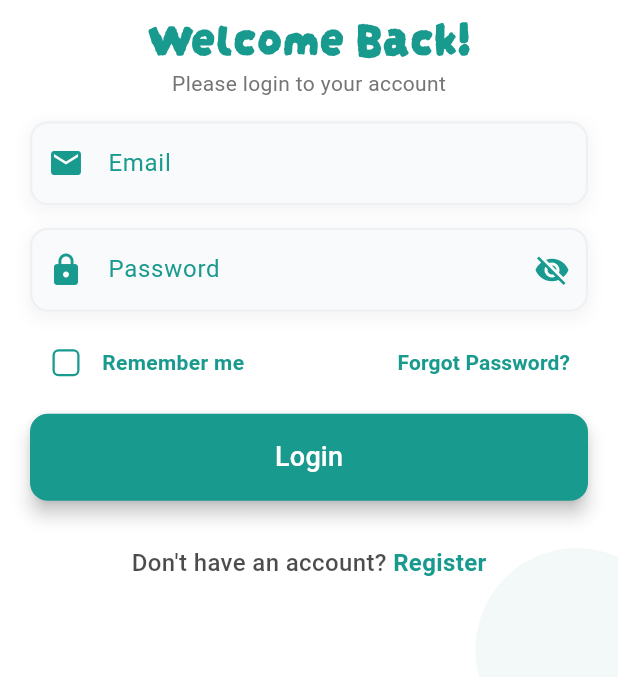
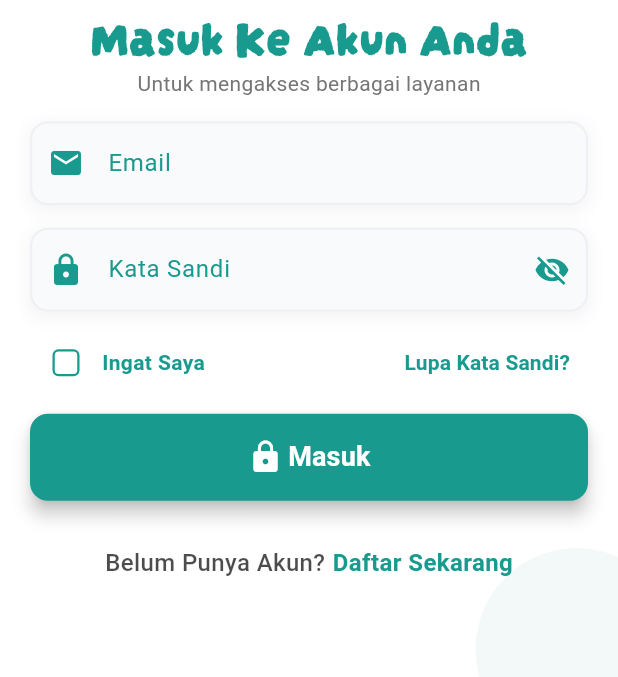
Before and after one commit to ardhikaxx/mobile-glucowise, a Flutter app: the screen it shows after launch, on a phone screen of 412 x 824 dp, the part 463-1140 px from its top. Run offline on Flutter 3.47's test engine with Material 3 defaults, Android fonts, the phone set to English and light mode, and no system bars; our stand-ins replace audioplayers, cached_network_image, flutter_local_notifications, font_awesome_flutter, get, iconsax and 10 more; missing offline and left inert: floating_navbar, photo_manager, webview_flutter_android; accounts and stored records are empty.

Commit message:
fix(auth) perbaikan pada halaman auth

```diff
--- a/lib/auth/change_password.dart
+++ b/lib/auth/change_password.dart
@@ -16,7 +16,8 @@ class _ChangePasswordPageState extends State<ChangePasswordPage> {
   bool _showRepeatPassword = false;
 
   final TextEditingController newPasswordController = TextEditingController();
-  final TextEditingController repeatPasswordController = TextEditingController();
+  final TextEditingController repeatPasswordController =
+      TextEditingController();
 
   @override
   Widget build(BuildContext context) {
@@ -25,7 +26,7 @@ class _ChangePasswordPageState extends State<ChangePasswordPage> {
       appBar: AppBar(
         automaticallyImplyLeading: false,
         title: const Text(
-          'Ubah Password',
+          'Ubah Kata Sandi',
           style: TextStyle(
             fontFamily: 'DarumadropOne',
             color: Color(0xFF199A8E),
@@ -74,7 +75,7 @@ class _ChangePasswordPageState extends State<ChangePasswordPage> {
                       _buildImageWithBackground(),
                       const SizedBox(height: 20),
                       const Text(
-                        "Ubah Password Anda",
+                        "Ubah Kata Sandi Anda",
                         style: TextStyle(
                           fontSize: 24,
                           fontWeight: FontWeight.bold,
@@ -85,7 +86,7 @@ class _ChangePasswordPageState extends State<ChangePasswordPage> {
                       const Padding(
                         padding: EdgeInsets.symmetric(horizontal: 20),
                         child: Text(
-                          "Masukkan password baru Anda di bawah.",
+                          "Masukkan kata sandi baru anda dibawah.",
                           textAlign: TextAlign.center,
                           style: TextStyle(
                             fontSize: 16,
@@ -96,13 +97,15 @@ class _ChangePasswordPageState extends State<ChangePasswordPage> {
                       const SizedBox(height: 20),
                       _buildInputField(
                         controller: newPasswordController,
-                        labelText: "Password Baru",
+                        labelText: "Kata Sandi Baru",
                         prefixIcon: Icons.lock,
                         obscureText: !_showNewPassword,
                         suffixIcon: IconButton(
                           icon: Icon(
                             color: const Color(0xFF199A8E),
-                            _showNewPassword ? Icons.visibility : Icons.visibility_off,
+                            _showNewPassword
+                                ? Icons.visibility
+                                : Icons.visibility_off,
                           ),
                           onPressed: () {
                             setState(() {
@@ -114,13 +117,15 @@ class _ChangePasswordPageState extends State<ChangePasswordPage> {
                       const SizedBox(height: 20),
                       _buildInputField(
                         controller: repeatPasswordController,
-                        labelText: "Ulangi Password Baru",
+                        labelText: "Ulangi Kata Sandi Baru",
                         prefixIcon: Icons.lock,
                         obscureText: !_showRepeatPassword,
                         suffixIcon: IconButton(
                           icon: Icon(
                             color: const Color(0xFF199A8E),
-                            _showRepeatPassword ? Icons.visibility : Icons.visibility_off,
+                            _showRepeatPassword
+                                ? Icons.visibility
+                                : Icons.visibility_off,
                           ),
                           onPressed: () {
                             setState(() {
@@ -187,7 +192,8 @@ class _ChangePasswordPageState extends State<ChangePasswordPage> {
         decoration: InputDecoration(
           filled: true,
           fillColor: const Color(0xFFF9FAFB),
-          contentPadding: const EdgeInsets.symmetric(vertical: 16, horizontal: 20),
+          contentPadding:
+              const EdgeInsets.symmetric(vertical: 16, horizontal: 20),
           labelText: labelText,
           labelStyle: const TextStyle(color: Color(0xFF199A8E)),
           prefixIcon: Icon(prefixIcon, color: const Color(0xFF199A8E)),
@@ -223,10 +229,11 @@ class _ChangePasswordPageState extends State<ChangePasswordPage> {
           if (newPassword.isEmpty || confirmPassword.isEmpty) {
             _showCustomAlert(context, "Harap isi semua field!", "error");
           } else if (newPassword != confirmPassword) {
-            _showCustomAlert(context, "Konfirmasi password tidak sesuai!", "error");
+            _showCustomAlert(
+                context, "Konfirmasi password tidak sesuai!", "error");
           } else {
             AuthServices.updatePassword(
-              context, widget.nik, newPassword, confirmPassword);
+                context, widget.nik, newPassword, confirmPassword);
           }
         },
         style: ElevatedButton.styleFrom(
@@ -237,9 +244,20 @@ class _ChangePasswordPageState extends State<ChangePasswordPage> {
           ),
           elevation: 5,
         ),
-        child: const Text(
-          "Ubah",
-          style: TextStyle(fontSize: 18, color: Colors.white),
+        child: Row(
+          mainAxisAlignment: MainAxisAlignment.center,
+          crossAxisAlignment: CrossAxisAlignment.center,
+          children: [
+            Icon(Icons.lock_reset, size: 26, color: Colors.white),
+            SizedBox(width: 3),
+            Text(
+              "Ubah Kata Sandi",
+              style: TextStyle(
+                  fontSize: 18,
+                  color: Colors.white,
+                  fontWeight: FontWeight.bold),
+            ),
+          ],
         ),
       ),
     );
@@ -315,7 +333,8 @@ class _ChangePasswordPageState extends State<ChangePasswordPage> {
                   onPressed: () => Navigator.of(context).pop(),
                   style: ElevatedButton.styleFrom(
                     backgroundColor: const Color(0xFF199A8E),
-                    padding: const EdgeInsets.symmetric(horizontal: 30, vertical: 12),
+                    padding: const EdgeInsets.symmetric(
+                        horizontal: 30, vertical: 12),
                     shape: RoundedRectangleBorder(
                       borderRadius: BorderRadius.circular(10.0),
                     ),
--- a/lib/auth/login.dart
+++ b/lib/auth/login.dart
@@ -12,8 +12,8 @@ class LoginScreen extends StatefulWidget {
 }
 
 class _LoginScreenState extends State<LoginScreen> {
-  bool _showPassword = false;
-  bool _rememberMe = false;
+  bool _tampilkanPassword = false;
+  bool _ingatSaya = false;
   late SharedPreferences _preferences;
 
   final TextEditingController _emailController = TextEditingController();
@@ -22,22 +22,22 @@ class _LoginScreenState extends State<LoginScreen> {
   @override
   void initState() {
     super.initState();
-    _loadPreferences();
+    _muatPreferensi();
   }
 
-  Future<void> _loadPreferences() async {
+  Future<void> _muatPreferensi() async {
     _preferences = await SharedPreferences.getInstance();
     setState(() {
-      _rememberMe = _preferences.getBool('rememberMe') ?? false;
-      if (_rememberMe) {
+      _ingatSaya = _preferences.getBool('ingatSaya') ?? false;
+      if (_ingatSaya) {
         _emailController.text = _preferences.getString('email') ?? '';
       }
     });
   }
 
-  Future<void> _savePreferences() async {
-    await _preferences.setBool('rememberMe', _rememberMe);
-    if (_rememberMe) {
+  Future<void> _simpanPreferensi() async {
+    await _preferences.setBool('ingatSaya', _ingatSaya);
+    if (_ingatSaya) {
       await _preferences.setString('email', _emailController.text);
     } else {
       await _preferences.remove('email');
@@ -53,12 +53,12 @@ class _LoginScreenState extends State<LoginScreen> {
           Positioned(
             top: -50,
             left: -50,
-            child: _buildCircle(200, const Color(0xFFE8F3F1).withOpacity(0.8)),
+            child: _buildLingkaran(200, const Color(0xFFE8F3F1).withOpacity(0.8)),
           ),
           Positioned(
             bottom: 15,
             right: -40,
-            child: _buildCircle(135, const Color(0xFFE8F3F1).withOpacity(0.5)),
+            child: _buildLingkaran(135, const Color(0xFFE8F3F1).withOpacity(0.5)),
           ),
           Center(
             child: SingleChildScrollView(
@@ -69,7 +69,7 @@ class _LoginScreenState extends State<LoginScreen> {
                   children: [
                     Image.asset("assets/logo.png", width: 180, height: 180),
                     const Text(
-                      "Welcome Back!",
+                      "Masuk Ke Akun Anda",
                       style: TextStyle(
                           fontSize: 32,
                           fontFamily: 'DarumadropOne',
@@ -77,51 +77,52 @@ class _LoginScreenState extends State<LoginScreen> {
                           color: Color(0xFF199A8E)),
                     ),
                     Text(
-                      "Please login to your account",
+                      "Untuk mengakses berbagai layanan",
                       style: TextStyle(fontSize: 14, color: Colors.grey[600]),
                     ),
                     const SizedBox(height: 15),
-                    _buildInputField(
+                    _buildFieldInput(
                       controller: _emailController,
                       labelText: "Email",
                       prefixIcon: Icons.email,
                       keyboardType: TextInputType.emailAddress,
                     ),
                     const SizedBox(height: 15),
-                    _buildInputField(
+                    _buildFieldInput(
                       controller: _passwordController,
-                      labelText: "Password",
+                      labelText: "Kata Sandi",
                       prefixIcon: Icons.lock,
-                      obscureText: !_showPassword,
+                      obscureText: !_tampilkanPassword,
                       suffixIcon: IconButton(
                         icon: Icon(
                           color: const Color(0xFF199A8E),
-                          _showPassword
+                          _tampilkanPassword
                               ? Icons.visibility
                               : Icons.visibility_off,
                         ),
                         onPressed: () {
                           setState(() {
-                            _showPassword = !_showPassword;
+                            _tampilkanPassword = !_tampilkanPassword;
                           });
                         },
                       ),
                     ),
                     const SizedBox(height: 10),
-                    _buildRememberMeRow(),
+                    _buildBarisIngatSaya(),
                     const SizedBox(height: 10),
-                    _buildLoginButton(),
+                    _buildTombolMasuk(),
                     const SizedBox(height: 30),
                     Row(
                       mainAxisAlignment: MainAxisAlignment.center,
                       children: [
                         Text(
-                          "Don't have an account? ",
+                          "Belum Punya Akun?",
                           style: TextStyle(
                               color: Colors.black.withOpacity(0.7),
                               fontSize: 16,
                               fontWeight: FontWeight.w500),
                         ),
+                        const SizedBox(width: 5),
                         GestureDetector(
                           onTap: () {
                             Navigator.push(
@@ -130,7 +131,7 @@ class _LoginScreenState extends State<LoginScreen> {
                                     builder: (context) =>
                                         const RegisterScreen()));
                           },
-                          child: const Text("Register",
+                          child: const Text("Daftar Sekarang",
                               style: TextStyle(
                                   color: Color(0xFF199A8E),
                                   fontSize: 16,
@@ -148,7 +149,7 @@ class _LoginScreenState extends State<LoginScreen> {
     );
   }
 
-  Widget _buildCircle(double size, Color color) {
+  Widget _buildLingkaran(double size, Color color) {
     return Container(
       width: size,
       height: size,
@@ -159,7 +160,7 @@ class _LoginScreenState extends State<LoginScreen> {
     );
   }
 
-  Widget _buildInputField({
+  Widget _buildFieldInput({
     required TextEditingController controller,
     required String labelText,
     required IconData prefixIcon,
@@ -211,7 +212,7 @@ class _LoginScreenState extends State<LoginScreen> {
     );
   }
 
-  Widget _buildRememberMeRow() {
+  Widget _buildBarisIngatSaya() {
     return Container(
       margin: const EdgeInsets.symmetric(horizontal: 20),
       child: Row(
@@ -224,18 +225,18 @@ class _LoginScreenState extends State<LoginScreen> {
                 side: const BorderSide(color: Color(0xFF199A8E), width: 1.5),
                 shape: RoundedRectangleBorder(
                     borderRadius: BorderRadius.circular(4.0)),
-                value: _rememberMe,
+                value: _ingatSaya,
                 onChanged: (value) {
                   setState(() {
-                    _rememberMe = value!;
-                    _savePreferences();
+                    _ingatSaya = value!;
+                    _simpanPreferensi();
                   });
                 },
                 activeColor: const Color(0xFF199A8E),
                 checkColor: Colors.white,
               ),
               const Text(
-                "Remember me",
+                "Ingat Saya",
                 style: TextStyle(
                   color: Color(0xFF199A8E),
                   fontWeight: FontWeight.w600,
@@ -253,7 +254,7 @@ class _LoginScreenState extends State<LoginScreen> {
               );
             },
             child: const Text(
-              "Forgot Password?",
+              "Lupa Kata Sandi?",
               style: TextStyle(
                 color: Color(0xFF199A8E),
                 fontWeight: FontWeight.w600,
@@ -265,7 +266,7 @@ class _LoginScreenState extends State<LoginScreen> {
     );
   }
 
-  Widget _buildLoginButton() {
+  Widget _buildTombolMasuk() {
     return Container(
       margin: const EdgeInsets.symmetric(horizontal: 20),
       child: SizedBox(
@@ -276,13 +277,13 @@ class _LoginScreenState extends State<LoginScreen> {
             String password = _passwordController.text;
 
             if (email.isEmpty && password.isEmpty) {
-              _showLoginAlert(context, "Peringatan", "Email dan password tidak boleh kosong", false);
+              _tampilkanPeringatanLogin(context, "Peringatan", "Email dan kata sandi tidak boleh kosong", false);
               return;
             } else if (email.isEmpty) {
-              _showLoginAlert(context, "Peringatan", "Email tidak boleh kosong", false);
+              _tampilkanPeringatanLogin(context, "Peringatan", "Email tidak boleh kosong", false);
               return;
             } else if (password.isEmpty) {
-              _showLoginAlert(context, "Peringatan", "Password tidak boleh kosong", false);
+              _tampilkanPeringatanLogin(context, "Peringatan", "Kata sandi tidak boleh kosong", false);
               return;
             }
 
@@ -295,14 +296,21 @@ class _LoginScreenState extends State<LoginScreen> {
                 RoundedRectangleBorder(borderRadius: BorderRadius.circular(12)),
             elevation: 5,
           ),
-          child: const Text("Login",
-              style: TextStyle(fontSize: 18, color: Colors.white)),
+          child: Row(
+            mainAxisAlignment: MainAxisAlignment.center,
+            crossAxisAlignment: CrossAxisAlignment.center,
+            children: [
+              Icon(Icons.lock, size: 24, color: Colors.white),
+              SizedBox(width: 3),
+              Text("Masuk",style: TextStyle(fontSize: 18, color: Colors.white, fontWeight: FontWeight.bold)),
+            ],
+          ),
         ),
       ),
     );
   }
 
-  void _showLoginAlert(BuildContext context, String title, String message, bool isSuccess) {
+  void _tampilkanPeringatanLogin(BuildContext context, String judul, String pesan, bool isSuccess) {
     showDialog(
       context: context,
       builder: (BuildContext context) {
@@ -326,7 +334,7 @@ class _LoginScreenState extends State<LoginScreen> {
                 ),
                 const SizedBox(height: 15),
                 Text(
-                  title,
+                  judul,
                   style: const TextStyle(
                     fontSize: 20,
                     fontWeight: FontWeight.bold,
@@ -335,7 +343,7 @@ class _LoginScreenState extends State<LoginScreen> {
                 ),
                 const SizedBox(height: 10),
                 Text(
-                  message,
+                  pesan,
                   textAlign: TextAlign.center,
                   style: const TextStyle(
                     fontSize: 16,
@@ -354,7 +362,7 @@ class _LoginScreenState extends State<LoginScreen> {
                       ),
                     ),
                     child: const Text(
-                      "OK",
+                      "MENGERTI",
                       style: TextStyle(
                         color: Colors.white,
                         fontWeight: FontWeight.bold,
--- a/lib/auth/register.dart
+++ b/lib/auth/register.dart
@@ -30,7 +30,8 @@ class _RegisterScreenState extends State<RegisterScreen> {
     }
 
     if (_passwordController.text != _confirmPasswordController.text) {
-      _showCustomAlert(context, "Password dan konfirmasi password tidak sama!", "error");
+      _showCustomAlert(
+          context, "Password dan konfirmasi password tidak sama!", "error");
       return;
     }
 
@@ -61,7 +62,7 @@ class _RegisterScreenState extends State<RegisterScreen> {
                 height: 180,
               ),
               const Text(
-                "Create Account",
+                "Buat Akun Anda",
                 style: TextStyle(
                   fontSize: 32,
                   fontFamily: 'DarumadropOne',
@@ -70,7 +71,7 @@ class _RegisterScreenState extends State<RegisterScreen> {
                 ),
               ),
               Text(
-                "Fill in the details to get started",
+                "Lengkapi data berikut untuk membuat akun",
                 style: TextStyle(
                   fontSize: 14,
                   color: Colors.grey[600],
@@ -100,7 +101,7 @@ class _RegisterScreenState extends State<RegisterScreen> {
               const SizedBox(height: 15),
               _buildInputField(
                 controller: _passwordController,
-                labelText: "Password",
+                labelText: "Kata Sandi",
                 prefixIcon: Icons.lock,
                 obscureText: !_showPassword,
                 suffixIcon: IconButton(
@@ -118,7 +119,7 @@ class _RegisterScreenState extends State<RegisterScreen> {
               const SizedBox(height: 15),
               _buildInputField(
                 controller: _confirmPasswordController,
-                labelText: "Ulangi Password",
+                labelText: "Ulangi Kata Sandi",
                 prefixIcon: Icons.lock,
                 obscureText: !_showConfirmPassword,
                 suffixIcon: IconButton(
@@ -142,7 +143,7 @@ class _RegisterScreenState extends State<RegisterScreen> {
                 mainAxisAlignment: MainAxisAlignment.center,
                 children: [
                   Text(
-                    "Already have an account? ",
+                    "Sudah memiliki akun? ",
                     style: TextStyle(
                       color: Colors.black.withOpacity(0.7),
                       fontSize: 16,
@@ -158,7 +159,7 @@ class _RegisterScreenState extends State<RegisterScreen> {
                       );
                     },
                     child: const Text(
-                      "Login",
+                      "Masuk Sekarang",
                       style: TextStyle(
                           color: Color(0xFF199A8E),
                           fontSize: 16,
@@ -241,9 +242,17 @@ class _RegisterScreenState extends State<RegisterScreen> {
           ),
           elevation: 5,
         ),
-        child: const Text(
-          "Register",
-          style: TextStyle(fontSize: 18, color: Colors.white),
+        child: Row(
+          mainAxisAlignment: MainAxisAlignment.center,
+          crossAxisAlignment: CrossAxisAlignment.center,
+          children: [
+            Icon(Icons.person, color: Colors.white, size: 26),
+            SizedBox(width: 3),
+            Text(
+              "Daftar Akun",
+              style: TextStyle(fontSize: 18, color: Colors.white, fontWeight: FontWeight.bold),
+            ),
+          ],
         ),
       ),
     );
@@ -313,7 +322,8 @@ class _RegisterScreenState extends State<RegisterScreen> {
                   onPressed: () => Navigator.of(context).pop(),
                   style: ElevatedButton.styleFrom(
                     backgroundColor: const Color(0xFF199A8E),
-                    padding: const EdgeInsets.symmetric(horizontal: 30, vertical: 12),
+                    padding: const EdgeInsets.symmetric(
+                        horizontal: 30, vertical: 12),
                     shape: RoundedRectangleBorder(
                       borderRadius: BorderRadius.circular(10.0),
                     ),
--- a/lib/services/connect.dart
+++ b/lib/services/connect.dart
@@ -1 +1 @@
-const String apiConnect = 'http://192.168.1.209:4000';
+const String apiConnect = 'http://192.168.1.89:4000';
```
Also changed, not shown: lib/auth/forgot.dart (+18 -4 lines).
